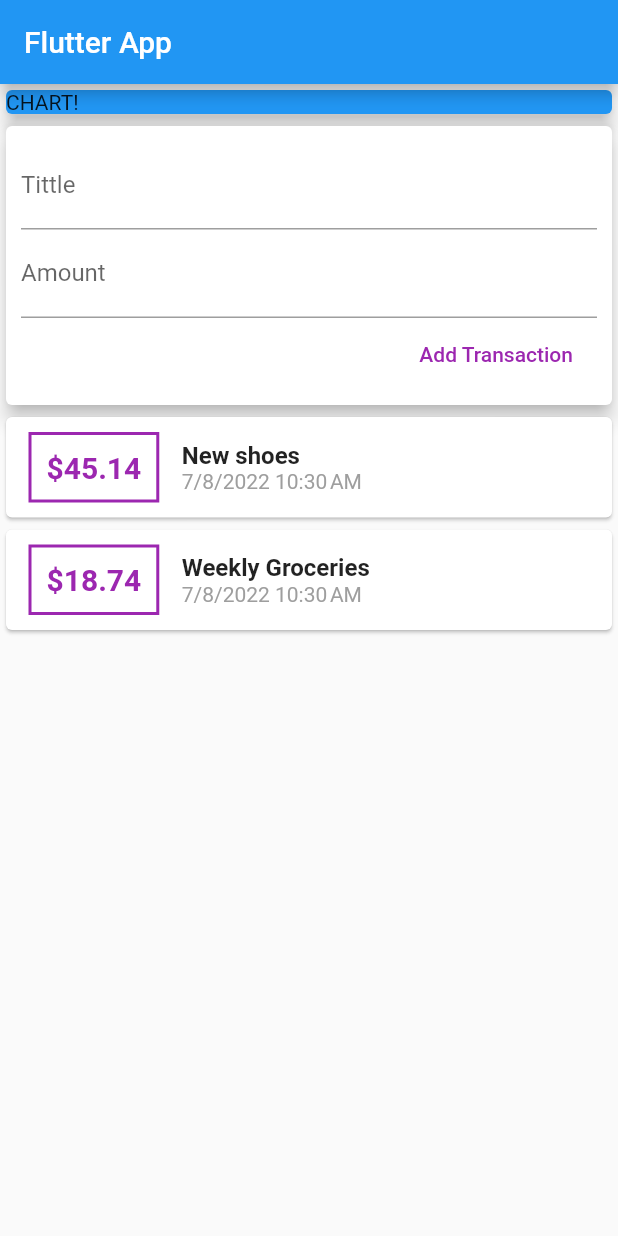
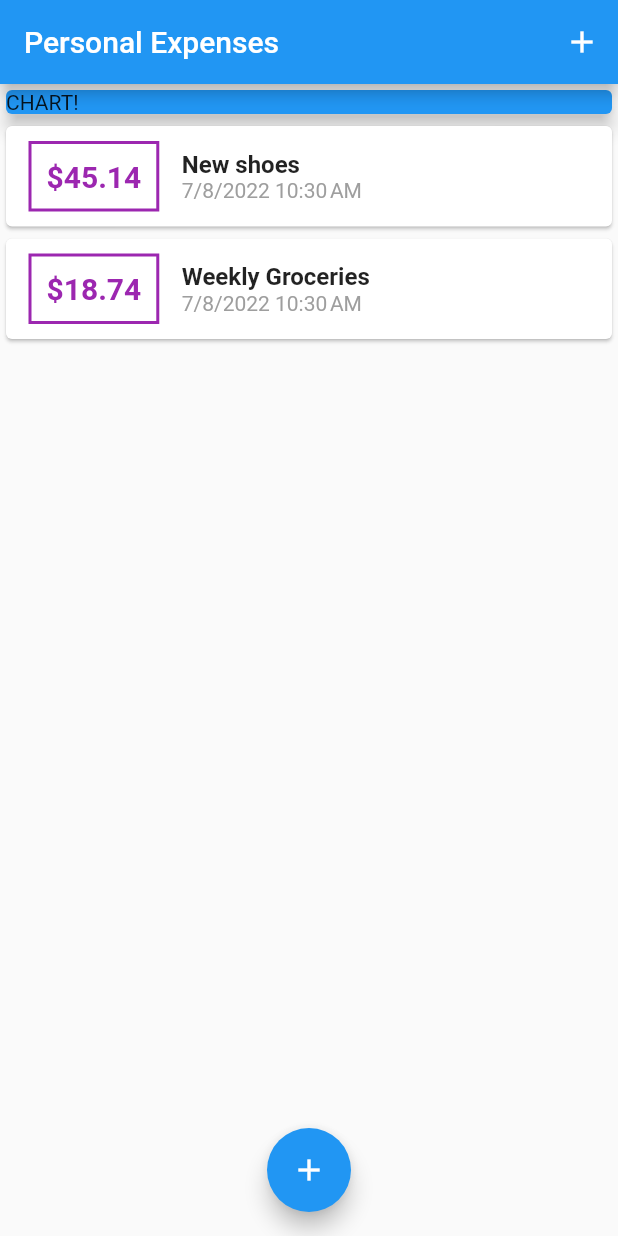
Before and after one commit to Denis-Balako/personal_expanses, a Flutter app: the screen it shows after launch, on a phone screen of 412 x 824 dp. Run offline on Flutter 3.47's test engine with Material 2 defaults, Android fonts, the phone set to English and light mode, and no system bars.

Commit message:
add buttons for add transactions

```diff
--- a/lib/main.dart
+++ b/lib/main.dart
@@ -1,6 +1,7 @@
 import 'package:flutter/material.dart';
-import 'package:flutter_complete_guide/widgets/user_transactions.dart';
-import './widgets/user_transactions.dart';
+import './widgets/new_transactions.dart';
+import './widgets/transaction_list.dart';
+import './models/transaction.dart';
 
 void main() => runApp(MyApp());
 
@@ -8,23 +9,70 @@ class MyApp extends StatelessWidget {
   @override
   Widget build(BuildContext context) {
     return MaterialApp(
-      title: 'Flutter App',
+      title: 'Personal Expenses',
+      debugShowCheckedModeBanner: false,
       home: MyHomePage(),
     );
   }
 }
 
-class MyHomePage extends StatelessWidget {
-  // String tittleInput;
-  // String amountInput;
-  final tittleController = TextEditingController();
-  final amountController = TextEditingController();
+class MyHomePage extends StatefulWidget {
+  @override
+  State<MyHomePage> createState() => _MyHomePageState();
+}
+
+class _MyHomePageState extends State<MyHomePage> {
+  final List<Transaction> _userTransactions = [
+    Transaction(
+      id: 't1',
+      tittle: 'New shoes',
+      amount: 45.14,
+      date: DateTime.now(),
+    ),
+    Transaction(
+      id: 't2',
+      tittle: 'Weekly Groceries',
+      amount: 18.74,
+      date: DateTime.now(),
+    ),
+  ];
+
+  void _addNewTransaction(String txTittle, double txAmount) {
+    final newTx = Transaction(
+      tittle: txTittle,
+      amount: txAmount,
+      date: DateTime.now(),
+      id: DateTime.now().toString(), // TODO: fix to normal unique value
+    );
+
+    setState(() {
+      _userTransactions.add(newTx);
+    });
+  }
+
+  void _startAddNewTransaction(BuildContext ctx) {
+    showModalBottomSheet(
+        context: ctx,
+        builder: (_) {
+          return GestureDetector(
+            onTap: () {},
+            child: NewTransaction(_addNewTransaction),
+            behavior: HitTestBehavior.opaque,
+          );
+        });
+  }
 
   @override
   Widget build(BuildContext context) {
     return Scaffold(
       appBar: AppBar(
-        title: Text('Flutter App'),
+        title: Text('Personal Expenses'),
+        actions: <Widget>[
+          IconButton(
+            onPressed: () => _startAddNewTransaction(context),
+            icon: Icon(Icons.add),
+          )
+        ],
       ),
       body: SingleChildScrollView(
         child: Column(
@@ -38,9 +86,14 @@ class MyHomePage extends StatelessWidget {
                 color: Colors.blue,
               ),
             ),
-            UserTransactions()
+            TransactionList(_userTransactions),
           ],
         ),
+      ),
+      floatingActionButtonLocation: FloatingActionButtonLocation.centerFloat,
+      floatingActionButton: FloatingActionButton(
+        child: Icon(Icons.add),
+        onPressed: () => _startAddNewTransaction(context),
       ),
     );
   }
--- a/lib/widgets/transaction_list.dart
+++ b/lib/widgets/transaction_list.dart
@@ -28,7 +28,7 @@ class TransactionList extends StatelessWidget {
                     width: 2,
                   )),
                   child: Text(
-                    '\$${transactions[index].amount}',
+                    '\$${transactions[index].amount.toStringAsFixed(2)}',
                     style: TextStyle(
                       fontWeight: FontWeight.bold,
                       fontSize: 20,
--- a/lib/widgets/user_transactions.dart
+++ /dev/null
@@ -1,51 +0,0 @@
-import 'package:flutter/material.dart';
-import './transaction_list.dart';
-import './new_transactions.dart';
-import '../models/transaction.dart';
-
-class UserTransactions extends StatefulWidget {
-  const UserTransactions({Key key}) : super(key: key);
-
-  @override
-  State<UserTransactions> createState() => _UserTransactionsState();
-}
-
-class _UserTransactionsState extends State<UserTransactions> {
-  final List<Transaction> _userTransactions = [
-    Transaction(
-      id: 't1',
-      tittle: 'New shoes',
-      amount: 45.14,
-      date: DateTime.now(),
-    ),
-    Transaction(
-      id: 't2',
-      tittle: 'Weekly Groceries',
-      amount: 18.74,
-      date: DateTime.now(),
-    ),
-  ];
-
-  void _addNewTransaction(String txTittle, double txAmount) {
-    final newTx = Transaction(
-      tittle: txTittle,
-      amount: txAmount,
-      date: DateTime.now(),
-      id: DateTime.now().toString(), // TODO: fix to normal unique value
-    );
-
-    setState(() {
-      _userTransactions.add(newTx);
-    });
-  }
-
-  @override
-  Widget build(BuildContext context) {
-    return Column(
-      children: [
-        NewTransaction(_addNewTransaction),
-        TransactionList(_userTransactions),
-      ],
-    );
-  }
-}
```
Also changed, not shown: lib/widgets/new_transactions.dart (+30 -9 lines).
